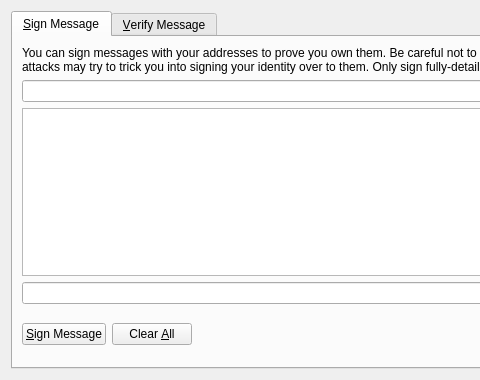
Qt form src/qt/forms/signverifymessagedialog.ui (thirstygerry/SuperCoin) before a commit; both pictures show x 0 to 480 and y 0 to 380 of the 700 by 380 pixel window.
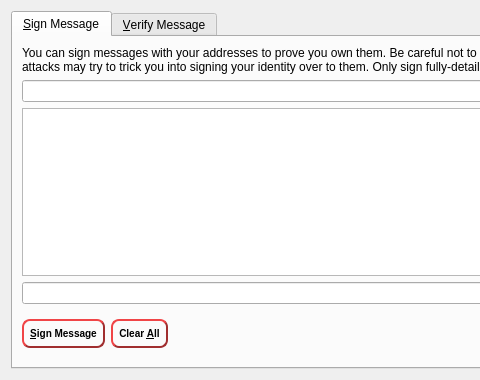
The same form after that commit. The open tabs and pages were chosen to show the change. Icons and pictures are not drawn. Custom widgets are drawn as their Qt base class.

The edit to the form file:
```diff
--- a/src/qt/forms/signverifymessagedialog.ui
+++ b/src/qt/forms/signverifymessagedialog.ui
@@ -147,6 +147,23 @@
            <property name="toolTip">
             <string>Sign the message to prove you own this SuperCoin address</string>
            </property>
+           <property name="styleSheet">
+            <string notr="true">QPushButton {
+     
+	color : rgb(0,0,0);
+     border-style: outset;
+     border-width: 2px;
+     border-radius: 8px;
+     border-color: rgb(160, 46, 47);
+     font: bold 10px;
+     min-width: 6em;
+     padding: 6px;
+ }
+QPushButton:pressed {
+     background-color: rgb(160, 46, 47);
+     border-style: inset;
+ }</string>
+           </property>
            <property name="text">
             <string>&amp;Sign Message</string>
            </property>
@@ -164,6 +181,23 @@
            <property name="toolTip">
             <string>Reset all sign message fields</string>
            </property>
+           <property name="styleSheet">
+            <string notr="true">QPushButton {
+     
+	color : rgb(0,0,0);
+     border-style: outset;
+     border-width: 2px;
+     border-radius: 8px;
+     border-color: rgb(160, 46, 47);
+     font: bold 10px;
+     min-width: 6em;
+     padding: 6px;
+ }
+QPushButton:pressed {
+     background-color: rgb(160, 46, 47);
+     border-style: inset;
+ }</string>
+           </property>
            <property name="text">
             <string>Clear &amp;All</string>
            </property>
```
Left out of the diff: 42 changed lines with no effect on the pictures.
